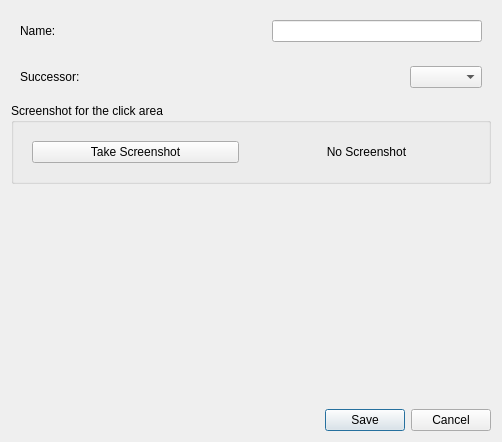
SeptemberHX/AutoGameTools, file gui/Ui_ActionEditWidget.ui: the form before one commit.
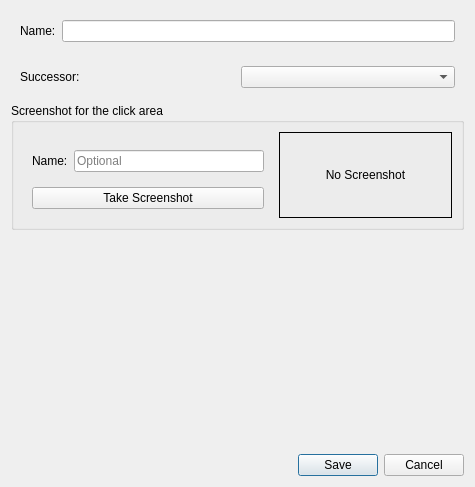
The form after the commit.

Commit message: add: state edit widget and action edit widget add: screenshot integrated change: use resource file

Diff of the .ui file:
```diff
--- a/gui/Ui_ActionEditWidget.ui
+++ b/gui/Ui_ActionEditWidget.ui
@@ -6,8 +6,8 @@
    <rect>
     <x>0</x>
     <y>0</y>
-    <width>502</width>
-    <height>442</height>
+    <width>475</width>
+    <height>487</height>
    </rect>
   </property>
   <property name="windowTitle">
@@ -24,19 +24,6 @@
         </property>
        </widget>
       </item>
-      <item>
-       <spacer name="horizontalSpacer_2">
-        <property name="orientation">
-         <enum>Qt::Horizontal</enum>
-        </property>
-        <property name="sizeHint" stdset="0">
-         <size>
-          <width>40</width>
-          <height>20</height>
-         </size>
-        </property>
-       </spacer>
-      </item>
       <item>
        <widget class="QLineEdit" name="name_lineEdit"/>
       </item>
@@ -53,19 +40,6 @@
         </property>
        </widget>
       </item>
-      <item>
-       <spacer name="horizontalSpacer">
-        <property name="orientation">
-         <enum>Qt::Horizontal</enum>
-        </property>
-        <property name="sizeHint" stdset="0">
-         <size>
-          <width>40</width>
-          <height>20</height>
-         </size>
-        </property>
-       </spacer>
-      </item>
       <item>
        <widget class="QComboBox" name="successor_comboBox"/>
       </item>
@@ -86,25 +60,45 @@
      <layout class="QHBoxLayout" name="horizontalLayout_3">
       <item>
        <widget class="QWidget" name="widget_4" native="true">
-        <layout class="QVBoxLayout" name="verticalLayout_3">
-         <property name="spacing">
-          <number>0</number>
-         </property>
+        <property name="maximumSize">
+         <size>
+          <width>250</width>
+          <height>16777215</height>
+         </size>
+        </property>
+        <layout class="QVBoxLayout" name="verticalLayout_2">
+         <item>
+          <widget class="QWidget" name="widget" native="true">
+           <layout class="QHBoxLayout" name="horizontalLayout_4">
          <property name="leftMargin">
           <number>0</number>
          </property>
          <property name="topMargin">
-          <number>0</number>
+             <number>9</number>
          </property>
          <property name="rightMargin">
           <number>0</number>
          </property>
          <property name="bottomMargin">
-          <number>0</number>
+             <number>9</number>
          </property>
          <item>
-          <widget class="QWidget" name="widget_6" native="true">
-           <layout class="QHBoxLayout" name="horizontalLayout_5">
+             <widget class="QLabel" name="label_3">
+              <property name="text">
+               <string>Name:</string>
+              </property>
+             </widget>
+            </item>
+            <item>
+             <widget class="QLineEdit" name="area_condition">
+              <property name="placeholderText">
+               <string>Optional</string>
+              </property>
+             </widget>
+            </item>
+           </layout>
+          </widget>
+         </item>
             <item>
              <widget class="QPushButton" name="screenshot_button">
               <property name="text">
@@ -115,11 +109,11 @@
            </layout>
           </widget>
          </item>
-        </layout>
-       </widget>
-      </item>
       <item>
        <widget class="QLabel" name="preview_label">
+        <property name="frameShape">
+         <enum>QFrame::Box</enum>
+        </property>
         <property name="text">
          <string>No Screenshot</string>
         </property>
```
Left out of the diff: 2 changed lines with no effect on the pictures. Lines whose indentation alone changed are shown as unchanged. The commit also changes 36 other files.
